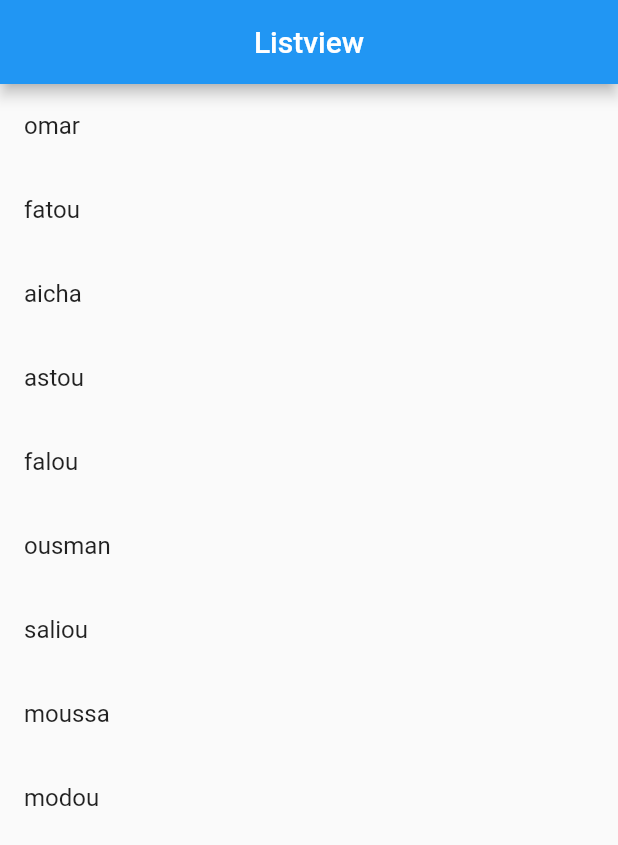
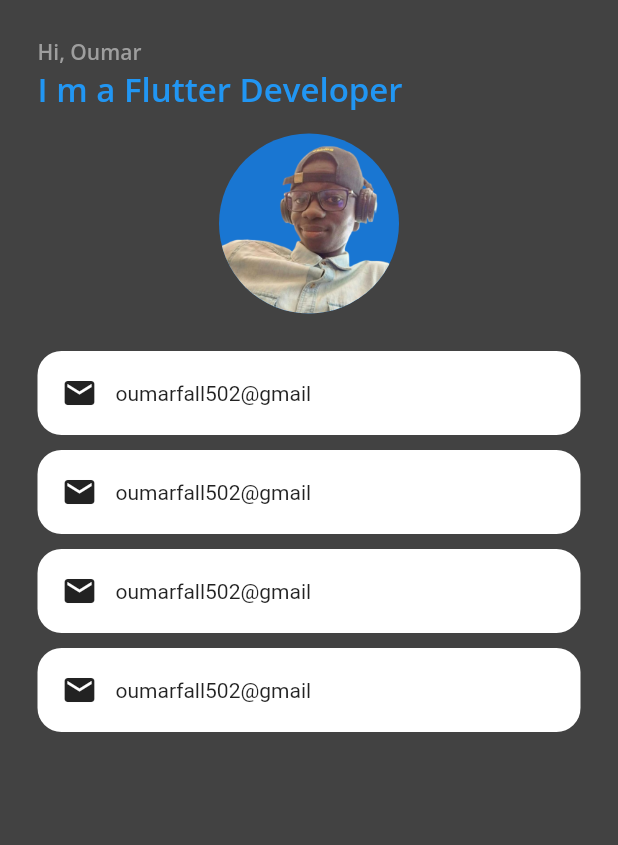
Before and after one commit to omar6260/30DAYOF-FLUTTER, a Flutter app: the screen it shows after launch, on a phone screen of 412 x 824 dp. Shown: the top 845 px of the screen. Run offline on Flutter 3.47's test engine with Material 2 defaults, Android fonts, the phone set to English and light mode, and no system bars; our stand-ins replace google_fonts.

Commit message:
adding to profile and ui screen

```diff
--- a/flutter_exmple/lib/main.dart
+++ b/flutter_exmple/lib/main.dart
@@ -1,4 +1,5 @@
 import 'package:flutter/material.dart';
+import 'package:flutter_exmple/screen/home.dart';
 import 'package:flutter_exmple/widgets/Expanded.dart';
 import 'package:flutter_exmple/widgets/LlistView.dart';
 import 'package:flutter_exmple/widgets/Row.dart';
@@ -24,7 +25,7 @@ class MyApp extends StatelessWidget {
       theme: ThemeData(
         primarySwatch: Colors.blue,
       ),
-      home: ListViewExemple(),
+      home: HomePage(),
     );
   }
 }
--- /dev/null
+++ b/flutter_exmple/lib/screen/home.dart
@@ -0,0 +1,160 @@
+import 'package:flutter/material.dart';
+import 'package:google_fonts/google_fonts.dart';
+
+class HomePage extends StatelessWidget {
+  const HomePage({Key? key}) : super(key: key);
+
+  @override
+  Widget build(BuildContext context) {
+    return Scaffold(
+      backgroundColor: Colors.grey[800],
+      body: Container(
+        child: ListView(
+          children: <Widget>[
+            Padding(
+              padding: EdgeInsets.only(left: 25, top: 25),
+              child: Column(
+                crossAxisAlignment: CrossAxisAlignment.start,
+                children: <Widget>[
+                  Text(
+                    'Hi, Oumar',
+                    style: GoogleFonts.openSans(
+                        fontSize: 14,
+                        fontWeight: FontWeight.w600,
+                        color: Colors.grey),
+                  ),
+                  Text(
+                    'I m a Flutter Developer',
+                    style: GoogleFonts.openSans(
+                        fontSize: 22,
+                        fontWeight: FontWeight.w600,
+                        color: Colors.blue),
+                  ),
+                ],
+              ),
+            ),
+            SizedBox(
+              height: 10,
+            ),
+            Row(
+              mainAxisAlignment: MainAxisAlignment.center,
+              children: [
+                Container(
+                  height: 130,
+                  width: 120,
+                  child: CircleAvatar(
+                    radius: 50,
+                    child: ClipRRect(
+                      child: Image.asset('assets/omar.png'),
+                      borderRadius: BorderRadius.circular(70),
+                    ),
+                  ),
+                ),
+              ],
+            ),
+            SizedBox(
+              height: 20,
+            ),
+            Column(
+              children: [
+                Container(
+                  margin: EdgeInsets.only(
+                    left: 25,
+                    right: 25,
+                  ),
+                  padding: EdgeInsets.all(16),
+                  decoration: BoxDecoration(
+                      color: Colors.white,
+                      borderRadius: BorderRadius.circular(16)),
+                  child: Row(
+                    children: [
+                      Icon(Icons.mail),
+                      SizedBox(
+                        width: 12,
+                      ),
+                      Column(
+                        children: [Text('oumarfall502@gmail')],
+                      ),
+                    ],
+                  ),
+                ),
+                SizedBox(
+                  height: 10,
+                ),
+                Container(
+                  margin: EdgeInsets.only(
+                    left: 25,
+                    right: 25,
+                  ),
+                  padding: EdgeInsets.all(16),
+                  decoration: BoxDecoration(
+                      color: Colors.white,
+                      borderRadius: BorderRadius.circular(16)),
+                  child: Row(
+                    children: [
+                      Icon(Icons.mail),
+                      SizedBox(
+                        width: 12,
+                      ),
+                      Column(
+                        children: [Text('oumarfall502@gmail')],
+                      ),
+                    ],
+                  ),
+                ),
+                SizedBox(
+                  height: 10,
+                ),
+                Container(
+                  margin: EdgeInsets.only(
+                    left: 25,
+                    right: 25,
+                  ),
+                  padding: EdgeInsets.all(16),
+                  decoration: BoxDecoration(
+                      color: Colors.white,
+                      borderRadius: BorderRadius.circular(16)),
+                  child: Row(
+                    children: [
+                      Icon(Icons.mail),
+                      SizedBox(
+                        width: 12,
+                      ),
+                      Column(
+                        children: [Text('oumarfall502@gmail')],
+                      ),
+                    ],
+                  ),
+                ),
+                SizedBox(
+                  height: 10,
+                ),
+                Container(
+                  margin: EdgeInsets.only(
+                    left: 25,
+                    right: 25,
+                  ),
+                  padding: EdgeInsets.all(16),
+                  decoration: BoxDecoration(
+                      color: Colors.white,
+                      borderRadius: BorderRadius.circular(16)),
+                  child: Row(
+                    children: [
+                      Icon(Icons.mail),
+                      SizedBox(
+                        width: 12,
+                      ),
+                      Column(
+                        children: [Text('oumarfall502@gmail')],
+                      ),
+                    ],
+                  ),
+                ),
+              ],
+            ),
+          ],
+        ),
+      ),
+    );
+  }
+}
--- /dev/null
+++ b/flutter_exmple/lib/screen/onboarding.dart
@@ -0,0 +1,15 @@
+import 'package:flutter/material.dart';
+
+class OnboardingScreen extends StatefulWidget {
+  OnboardingScreen({Key? key}) : super(key: key);
+
+  @override
+  State<OnboardingScreen> createState() => _OnboardingScreenState();
+}
+
+class _OnboardingScreenState extends State<OnboardingScreen> {
+  @override
+  Widget build(BuildContext context) {
+    return Scaffold();
+  }
+}
--- /dev/null
+++ b/flutter_exmple/lib/screen/splash.dart
@@ -0,0 +1,15 @@
+import 'package:flutter/material.dart';
+
+class SplashScreen extends StatefulWidget {
+  SplashScreen({Key? key}) : super(key: key);
+
+  @override
+  State<SplashScreen> createState() => _SplashScreenState();
+}
+
+class _SplashScreenState extends State<SplashScreen> {
+  @override
+  Widget build(BuildContext context) {
+    return Container();
+  }
+}
--- a/flutter_exmple/pubspec.yaml
+++ b/flutter_exmple/pubspec.yaml
@@ -34,6 +34,7 @@ dependencies:
   # The following adds the Cupertino Icons font to your application.
   # Use with the CupertinoIcons class for iOS style icons.
   cupertino_icons: ^1.0.2
+  google_fonts: ^2.3.2
 
 dev_dependencies:
   flutter_test:
@@ -58,8 +59,8 @@ flutter:
   uses-material-design: true
 
   # To add assets to your application, add an assets section, like this:
-  # assets:
-  #   - images/a_dot_burr.jpeg
+  assets:
+    - assets/
   #   - images/a_dot_ham.jpeg
 
   # An image asset can refer to one or more resolution-specific "variants", see
```
Also changed, not shown: flutter_exmple/assets/omar.png (added), flutter_exmple/pubspec.lock.
